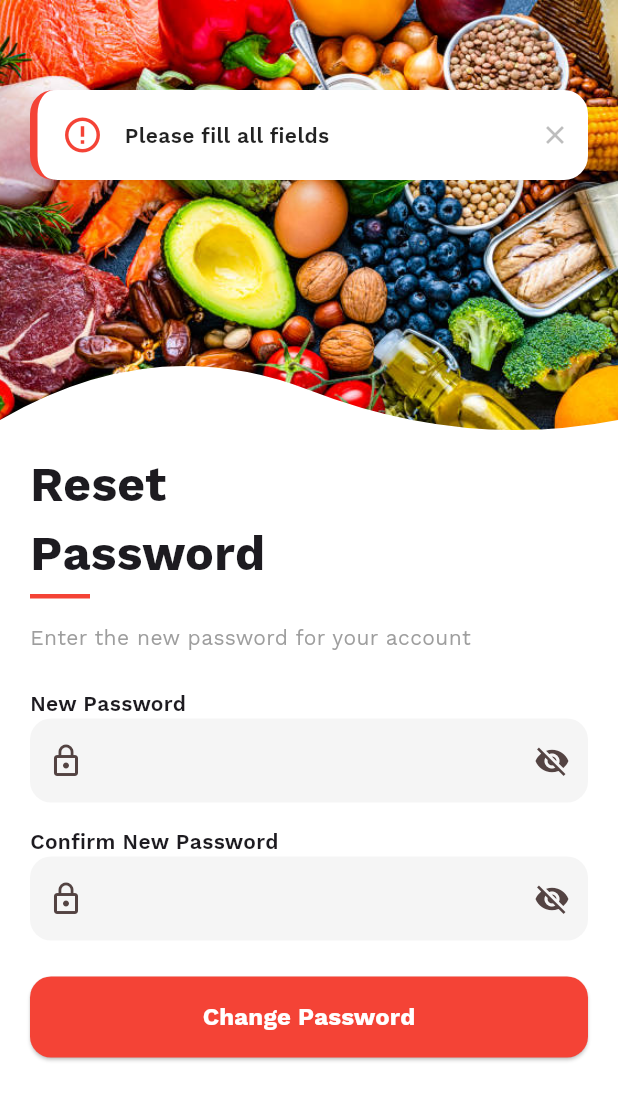
After one commit to danindu2002/nutrisync, a Flutter app: the ResetPasswordScreen screen opened directly, after a tap on "Change Password", on a phone screen of 412 x 824 dp. The commit adds this screen. Shown: the top 1100 px of the screen. Run offline on Flutter 3.47's test engine with Material 3 defaults, Android fonts, the phone set to English and light mode, and no system bars; our stand-ins replace google_fonts, shared_preferences; accounts and stored records are empty.

Commit message:
created reset password screens

```diff
--- a/nutrisync_protal/lib/screens/login_screen.dart
+++ b/nutrisync_protal/lib/screens/login_screen.dart
@@ -1,5 +1,6 @@
 import 'package:NutriSync/screens/signup_screen.dart';
 import 'package:flutter/material.dart';
+import 'package:shared_preferences/shared_preferences.dart';
 import '../core/constants.dart';
 import '../models/login_dto.dart';
 import '../services/api_service.dart';
@@ -58,6 +59,8 @@ class _LoginScreenState extends State<LoginScreen> {
     setState(() => _isLoading = false);
 
     if (success) {
+      final prefs = await SharedPreferences.getInstance();
+      await prefs.setBool('isLoggedIn', true);
       showModernToast(
         context,
         "Login successfully!",
--- /dev/null
+++ b/nutrisync_protal/lib/screens/reset_password_screen.dart
@@ -0,0 +1,156 @@
+import 'package:flutter/material.dart';
+import '../core/constants.dart';
+import '../widgets/common_widgets.dart';
+import 'login_screen.dart';
+
+class ResetPasswordScreen extends StatefulWidget {
+  const ResetPasswordScreen({super.key});
+
+  @override
+  State<ResetPasswordScreen> createState() => _ResetPasswordScreenState();
+}
+
+class _ResetPasswordScreenState extends State<ResetPasswordScreen> {
+  final TextEditingController _newPasswordController = TextEditingController();
+  final TextEditingController _confirmPasswordController = TextEditingController();
+
+  bool _isLoading = false;
+
+  Future<void> _changePassword() async {
+    FocusScope.of(context).unfocus();
+
+    final newPass = _newPasswordController.text.trim();
+    final confirmPass = _confirmPasswordController.text.trim();
+
+    if (newPass.isEmpty || confirmPass.isEmpty) {
+      showModernToast(context, "Please fill all fields", type: 'error');
+      return;
+    }
+
+    if (newPass != confirmPass) {
+      showModernToast(context, "Passwords do not match", type: 'error');
+      return;
+    }
+
+    setState(() => _isLoading = true);
+
+    showDialog(
+      context: context,
+      barrierDismissible: false,
+      builder: (_) => const Center(
+        child: CircularProgressIndicator(color: AppColors.primary),
+      ),
+    );
+
+    await Future.delayed(const Duration(seconds: 2)); // TODO: API call
+
+    if (!mounted) return;
+
+    Navigator.pop(context);
+    setState(() => _isLoading = false);
+
+    showModernToast(
+      context,
+      "Password changed successfully!",
+      type: 'success',
+    );
+
+    Navigator.pushReplacement(
+      context,
+      MaterialPageRoute(
+        builder: (_) => const LoginScreen(),
+      ),
+    );
+  }
+
+  @override
+  void dispose() {
+    _newPasswordController.dispose();
+    _confirmPasswordController.dispose();
+    super.dispose();
+  }
+
+  @override
+  Widget build(BuildContext context) {
+    return Scaffold(
+      backgroundColor: Colors.white,
+      body: SafeArea(
+        child: SingleChildScrollView(
+          child: Column(
+            children: [
+              const AuthHeader(),
+
+              Padding(
+                padding: const EdgeInsets.symmetric(horizontal: 20),
+                child: Column(
+                  crossAxisAlignment: CrossAxisAlignment.start,
+                  children: [
+
+                    const Text(
+                      "Reset\nPassword",
+                      style: TextStyle(
+                        fontSize: 32,
+                        fontWeight: FontWeight.bold,
+                      ),
+                    ),
+
+                    const SizedBox(height: 4),
+                    Container(width: 40, height: 3, color: Colors.red),
+
+                    const SizedBox(height: 16),
+
+                    const Text(
+                      "Enter the new password for your account",
+                      style: TextStyle(color: Colors.grey),
+                    ),
+
+                    const SizedBox(height: 24),
+
+                    const InputLabel("New Password"),
+                    InputField(
+                      controller: _newPasswordController,
+                      icon: Icons.lock_outline,
+                      isPassword: true,
+                    ),
+
+                    const SizedBox(height: 16),
+
+                    const InputLabel("Confirm New Password"),
+                    InputField(
+                      controller: _confirmPasswordController,
+                      icon: Icons.lock_outline,
+                      isPassword: true,
+                    ),
+
+                    const SizedBox(height: 24),
+
+                    ElevatedButton(
+                      onPressed: _isLoading ? null : _changePassword,
+                      style: ElevatedButton.styleFrom(
+                        backgroundColor: Colors.red,
+                        minimumSize: const Size(double.infinity, 54),
+                        shape: RoundedRectangleBorder(
+                          borderRadius: BorderRadius.circular(14),
+                        ),
+                      ),
+                      child: const Text(
+                        "Change Password",
+                        style: TextStyle(
+                          fontSize: 16,
+                          fontWeight: FontWeight.bold,
+                          color: Colors.white,
+                        ),
+                      ),
+                    ),
+
+                    const SizedBox(height: 30),
+                  ],
+                ),
+              ),
+            ],
+          ),
+        ),
+      ),
+    );
+  }
+}
```
Also changed, not shown: nutrisync_protal/lib/screens/confirm_email_screen.dart (added, +180 -0 lines), nutrisync_protal/lib/screens/submit_code_screen.dart (added, +221 -0 lines).
